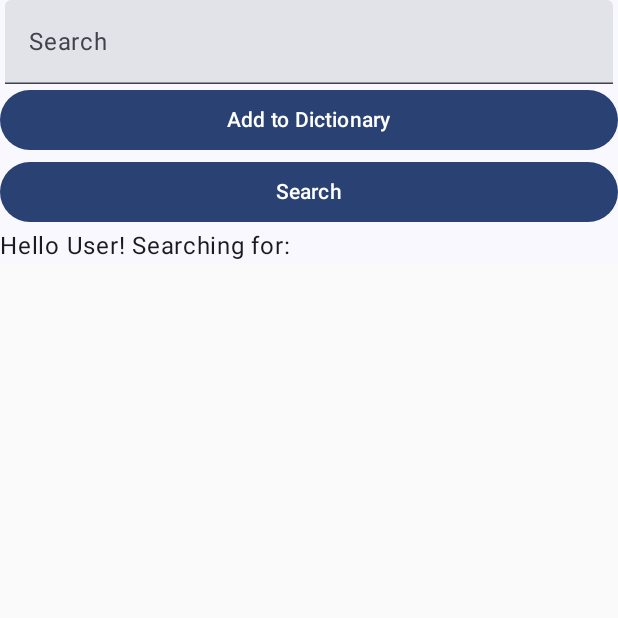
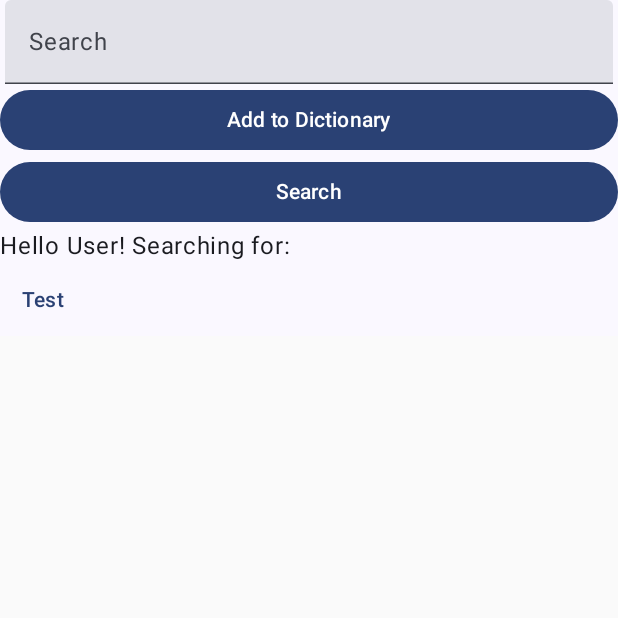
Before and after one commit to sesh9096/ooad_semester_project, an Android app built with Jetpack Compose: the screen it shows after launch (MainActivity), after a tap on "Search", on a phone screen of 412 x 824 dp, the top half of it. Run offline under Robolectric (Android 15) with nearby library versions, the phone set to English and light mode, and no system bars; our stand-ins replace Room's generated code.

Commit message:
Working buttons

```diff
--- a/app/src/main/java/definote/ooad/MainActivity.kt
+++ b/app/src/main/java/definote/ooad/MainActivity.kt
@@ -4,6 +4,7 @@ import android.content.Intent
 import android.os.Bundle
 import androidx.activity.ComponentActivity
 import androidx.activity.compose.setContent
+import androidx.compose.foundation.clickable
 import androidx.compose.foundation.layout.Column
 import androidx.compose.foundation.layout.Row
 import androidx.compose.foundation.layout.fillMaxWidth
@@ -13,22 +14,26 @@ import androidx.compose.material3.Button
 import androidx.compose.material3.MaterialTheme
 import androidx.compose.material3.Surface
 import androidx.compose.material3.Text
+import androidx.compose.material3.TextButton
 import androidx.compose.material3.TextField
 import androidx.compose.runtime.Composable
 import androidx.compose.runtime.getValue
 import androidx.compose.runtime.mutableStateOf
 import androidx.compose.runtime.remember
+import androidx.compose.runtime.saveable.rememberSaveable
 import androidx.compose.runtime.setValue
 import androidx.compose.ui.Modifier
 import androidx.compose.ui.unit.dp
 import androidx.compose.ui.unit.sp
 import definote.ooad.ui.theme.MyApplicationTheme
+import kotlinx.coroutines.CoroutineScope
 import kotlinx.coroutines.Dispatchers
 import kotlinx.coroutines.GlobalScope
 import kotlinx.coroutines.launch
+import kotlinx.coroutines.runBlocking
 
 class MainActivity : ComponentActivity() {
-    override fun onCreate(savedInstanceState: Bundle?) {
+    override fun onCreate(savedInstanceState: Bundle?) = runBlocking{
         val entryDao = AppDatabase.getInstance(applicationContext).entryDao()
         super.onCreate(savedInstanceState)
         setContent {
@@ -56,13 +61,20 @@ class MainActivity : ComponentActivity() {
                         Button(
                             onClick = {
                                 //navigateToDisplayEntryPage()
-                                searchResult = searchDB(searchText)
+                                val job = GlobalScope.launch(Dispatchers.IO) {
+                                    searchResult = searchDB(searchText)
+                                }
                             },
                             modifier = Modifier.fillMaxWidth()
                         ) {
                             Text("Search")
                         }
-                        Greeting(name = "User", searchText = searchText, searchResult = searchResult)
+                        Greeting(
+                            name = "User",
+                            searchText = searchText,
+                            searchResult = searchResult,
+                            onClick = { navigateToDisplayEntryPage()}
+                        )
                         LazyColumn {
                         }
                     }
@@ -74,12 +86,13 @@ class MainActivity : ComponentActivity() {
         val intent = Intent(this, DisplayEntryPage::class.java)
         startActivity(intent)
     }
-    private fun searchDB(text: String): List<Entry>{
+    private suspend fun searchDB(text: String): List<Entry>{
         var result = emptyList<Entry>()
-        GlobalScope.launch(Dispatchers.IO) {
+        val job = GlobalScope.launch(Dispatchers.IO) {
             val simpleStrategy = SimpleFilterStrategy(applicationContext)
             result =  simpleStrategy.getEntries(text)
         }
+        job.join()
         println("Searching")
         return result
     }
@@ -110,11 +123,14 @@ class MainActivity : ComponentActivity() {
 }
 
 @Composable
-fun EntryDisplay(entry: Entry, modifier: Modifier = Modifier.fillMaxWidth()) {
+fun EntryDisplay(entry: Entry, modifier: Modifier = Modifier.fillMaxWidth(), onClick:() -> Unit) {
+    var enabled by rememberSaveable{ mutableStateOf(true)}
     Row(
-        modifier = Modifier.fillMaxWidth()
+        modifier.clickable{
+            onClick()
+        }
     ){
-        Text(
+        /*Text(
             text = entry.name,
             fontSize = 20.sp,
         )
@@ -123,6 +139,12 @@ fun EntryDisplay(entry: Entry, modifier: Modifier = Modifier.fillMaxWidth()) {
             modifier = modifier,
             fontSize = 10.sp,
         )
+        */
+        TextButton(
+            onClick = { onClick() }
+        ) {
+            Text("${entry.name}")
+        }
     }
 }
 @Composable
@@ -142,56 +164,58 @@ fun SearchBar(searchText: String, onSearchTextChanged: (String) -> Unit) {
 }
 
 @Composable
-fun Greeting(name: String, searchText: String, searchResult: List<Entry>) {
+fun Greeting(name: String, searchText: String, searchResult: List<Entry>, onClick: () -> Unit) {
     Column {
         Text(text = "Hello $name! Searching for: $searchText")
         searchResult.forEach {
-            Text(text = it.name)
+            EntryDisplay(it, onClick = onClick)
         }
     }
 }
 
-//@Preview(showBackground = true)
-//@Composable
-//fun GreetingPreview() {
-//    MyApplicationTheme {
-//        Column {
-//            val searchText = remember { mutableStateOf("World") }
-//            val searchResult = listOf("Result 1", "Result 2", "Result 3") // Mock search result
-//            var entries by remember {
-//                mutableStateOf(listOf<Entry>())
-//            }
-//            var search = remember { mutableStateOf("World") }
-//            SearchBar(searchText = searchText.value) { searchText.value = it }
-//            Greeting(name = "Android", searchText = search.value, searchResult = searchResult)
-//            // A surface container using the 'background' color from the theme
-//            Surface(modifier = Modifier.fillMaxSize(), color = MaterialTheme.colorScheme.background) {
-//                Column(
-//                    horizontalAlignment = Alignment.Start
-//                ) {
-//                    Row(
-//                        modifier = Modifier
-//                            .fillMaxSize()
-//                            .padding(horizontal = 2.dp)
-//                    ) {
-//                        SearchBar(searchText = searchText.value) { searchText.value = it }
-//                        Button(onClick = { /*TODO*/ }, modifier = Modifier.width(60.dp)) {
-//                            Text("☰")
-//                        }
-//                    }
-//                    LazyColumn {
-//                        items(entries) { entry ->
-//                            EntryDisplay(entry)
-//                        }
-//                    }
-//                }
-//                Greeting(
-//                    name = "Android",
-//                    searchText = searchText.value,
-//                    searchResult = searchResult
-//                )
-//            }
-//        }
-//    }
-//}
-//
+/*
+@Preview(showBackground = true)
+@Composable
+fun GreetingPreview() {
+MyApplicationTheme {
+Column {
+val searchText = remember { mutableStateOf("World") }
+val searchResult = listOf("Result 1", "Result 2", "Result 3") // Mock search result
+var entries by remember {
+mutableStateOf(listOf<Entry>())
+}
+var search = remember { mutableStateOf("World") }
+SearchBar(searchText = searchText.value) { searchText.value = it }
+Greeting(name = "Android", searchText = search.value, searchResult = searchResult)
+// A surface container using the 'background' color from the theme
+Surface(modifier = Modifier.fillMaxSize(), color = MaterialTheme.colorScheme.background) {
+Column(
+horizontalAlignment = Alignment.Start
+) {
+Row(
+modifier = Modifier
+.fillMaxSize()
+.padding(horizontal = 2.dp)
+) {
+SearchBar(searchText = searchText.value) { searchText.value = it }
+Button(onClick = { / *TODO* / }, modifier = Modifier.width(60.dp)) {
+Text("☰")
+}
+}
+LazyColumn {
+items(entries) { entry ->
+EntryDisplay(entry)
+}
+}
+}
+Greeting(
+name = "Android",
+searchText = searchText.value,
+searchResult = searchResult
+)
+}
+}
+}
+}
+
+*/
```
